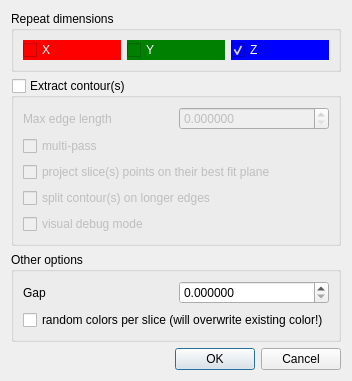
Qt form qCC/ui_templates/clippingBoxRepeatDlg.ui (CloudCompare/CloudCompare) before a commit.
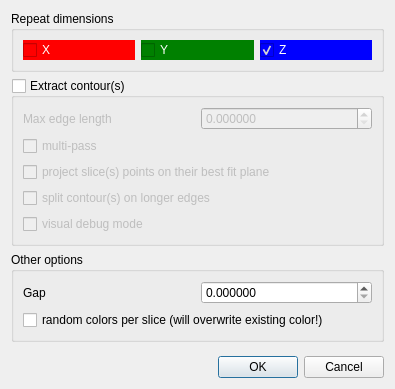
The same form after that commit.

```diff
--- a/qCC/ui_templates/clippingBoxRepeatDlg.ui
+++ b/qCC/ui_templates/clippingBoxRepeatDlg.ui
@@ -6,8 +6,8 @@
    <rect>
     <x>0</x>
     <y>0</y>
-    <width>314</width>
-    <height>340</height>
+    <width>395</width>
+    <height>389</height>
    </rect>
   </property>
   <property name="windowTitle">
```
Left out of the diff: 6 changed lines with no effect on the pictures.
